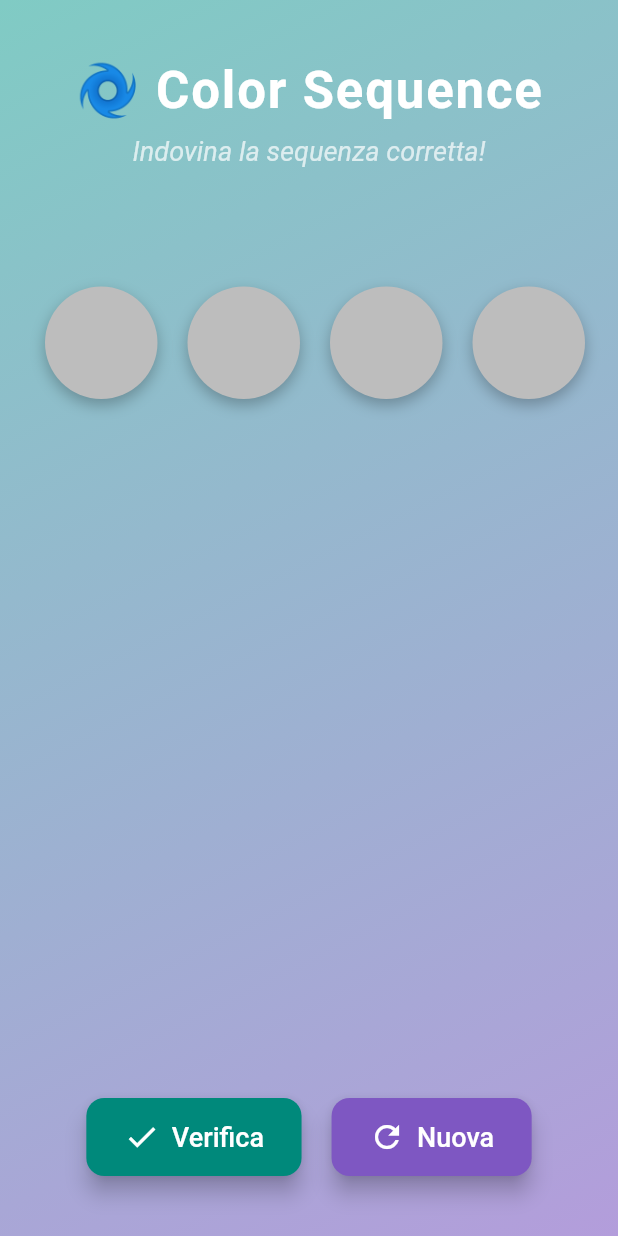
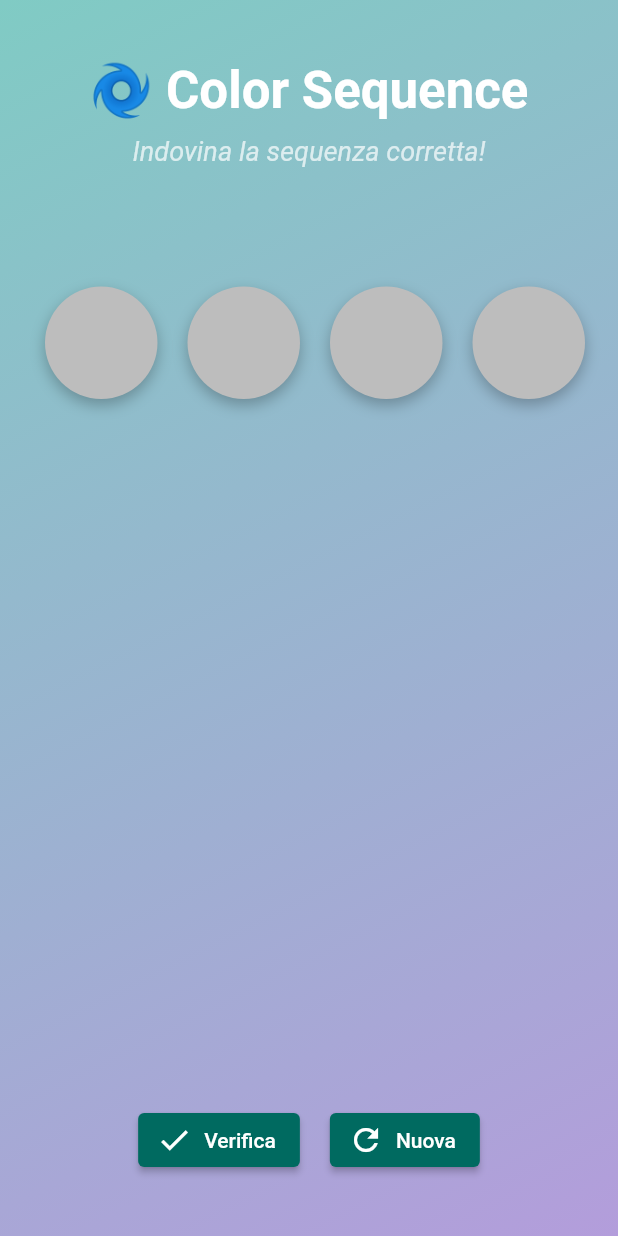
Before and after one commit to roobertbaciu/RepositoryTIPSIT, a Flutter app: the screen it shows after launch, on a phone screen of 412 x 824 dp. Run offline on Flutter 3.47's test engine with Material 2 defaults, Android fonts, the light colour scheme and no system bars; Roboto replaces fonts that are missing (Arial).

Commit message:
Update main.dart

```diff
--- a/mastermind/lib/main.dart
+++ b/mastermind/lib/main.dart
@@ -1,8 +1,11 @@
-import 'dart:math';
+import 'dart:math'; // Usato per generare numeri casuali
 import 'package:flutter/material.dart';
 
+/// Punto di ingresso dell'applicazione
 void main() => runApp(const ColorSequenceApp());
 
+/// Widget principale dell'app
+/// Imposta tema, titolo e schermata iniziale
 class ColorSequenceApp extends StatelessWidget {
   const ColorSequenceApp({super.key});
 
@@ -20,6 +23,8 @@ class ColorSequenceApp extends StatelessWidget {
   }
 }
 
+/// Schermata principale del gioco
+/// Contiene tutta la logica e l'interfaccia
 class ColorSequenceScreen extends StatefulWidget {
   const ColorSequenceScreen({super.key});
 
@@ -27,9 +32,13 @@ class ColorSequenceScreen extends StatefulWidget {
   State<ColorSequenceScreen> createState() => _ColorSequenceScreenState();
 }
 
+/// Stato della schermata di gioco
 class _ColorSequenceScreenState extends State<ColorSequenceScreen> {
+
+  /// Valore speciale che indica nessun colore selezionato
   static const int _greyIndex = -1;
 
+  /// Lista dei colori disponibili nel gioco
   final List<Color> _colors = [
     Colors.pinkAccent,
     Colors.teal,
@@ -38,6 +47,7 @@ class _ColorSequenceScreenState extends State<ColorSequenceScreen> {
     Colors.deepPurpleAccent,
   ];
 
+  /// Etichette testuali dei colori (non usate nell'UI)
   final List<String> _colorLabels = [
     'Rosa',
     'Verde Acqua',
@@ -46,25 +56,37 @@ class _ColorSequenceScreenState extends State<ColorSequenceScreen> {
     'Viola',
   ];
 
+  /// Sequenza corretta da indovinare
   late List<int> _targetSequence;
+
+  /// Sequenza scelta dall'utente
   List<int> _userSequence = List.filled(4, _greyIndex);
+
+  /// Indica se ogni posizione è stata verificata
   List<bool> _checked = List.filled(4, false);
 
+  /// Indica se il pulsante "Verifica" è attivo
   bool _canVerify = true;
+
+  /// Indica se il giocatore ha vinto
   bool _won = false;
 
   @override
   void initState() {
     super.initState();
-    _generateNewSequence();
+    _generateNewSequence(); // Genera la prima sequenza all'avvio
   }
 
-  /// Genera una nuova sequenza casuale da indovinare
+  /// Genera una nuova sequenza casuale di colori
+  /// Resetta anche lo stato del gioco
   void _generateNewSequence() {
     final rnd = Random();
 
     setState(() {
-      _targetSequence = List.generate(4, (_) => rnd.nextInt(_colors.length));
+      _targetSequence = List.generate(
+        4,
+        (_) => rnd.nextInt(_colors.length),
+      );
       _userSequence = List.filled(4, _greyIndex);
       _checked = List.filled(4, false);
       _canVerify = true;
@@ -72,7 +94,10 @@ class _ColorSequenceScreenState extends State<ColorSequenceScreen> {
     });
   }
 
-  /// Cambia il colore selezionato dall’utente in un determinato punto
+  /// Cambia il colore selezionato dall’utente
+  /// Cicla tra i colori disponibili
+  ///
+  /// [index] indica la posizione da modificare
   void _changeUserColor(int index) {
     setState(() {
       if (_userSequence[index] == _greyIndex) {
@@ -82,13 +107,15 @@ class _ColorSequenceScreenState extends State<ColorSequenceScreen> {
             (_userSequence[index] + 1) % _colors.length;
       }
 
+      // Reset dei controlli dopo ogni modifica
       _checked = List.filled(4, false);
       _canVerify = true;
       _won = false;
     });
   }
 
-  /// Verifica se la sequenza utente è corretta
+  /// Verifica se la sequenza inserita dall'utente è corretta
+  /// Mostra icone di conferma o errore
   void _verifySequence() {
     setState(() {
       _checked = List.filled(4, true);
@@ -108,6 +135,7 @@ class _ColorSequenceScreenState extends State<ColorSequenceScreen> {
   Widget build(BuildContext context) {
     return Scaffold(
       body: Container(
+        // Sfondo con gradiente
         decoration: BoxDecoration(
           gradient: LinearGradient(
             colors: [Colors.teal.shade200, Colors.deepPurple.shade200],
@@ -121,6 +149,7 @@ class _ColorSequenceScreenState extends State<ColorSequenceScreen> {
             child: Column(
               crossAxisAlignment: CrossAxisAlignment.center,
               children: [
+
                 // Titolo principale
                 const Text(
                   '🌀 Color Sequence',
@@ -128,10 +157,12 @@ class _ColorSequenceScreenState extends State<ColorSequenceScreen> {
                     fontSize: 34,
                     fontWeight: FontWeight.bold,
                     color: Colors.white,
-                    letterSpacing: 1.2,
                   ),
                 ),
+
                 const SizedBox(height: 10),
+
+                // Sottotitolo
                 const Text(
                   'Indovina la sequenza corretta!',
                   style: TextStyle(
@@ -143,14 +174,18 @@ class _ColorSequenceScreenState extends State<ColorSequenceScreen> {
 
                 const SizedBox(height: 80),
 
-                // Pulsanti dei colori
+                // Pulsanti circolari dei colori
                 Row(
                   mainAxisAlignment: MainAxisAlignment.center,
                   children: List.generate(4, (index) {
-                    final currentColor = _userSequence[index] == _greyIndex
-                        ? Colors.grey.shade400
-                        : _colors[_userSequence[index]];
 
+                    // Colore attuale del cerchio
+                    final currentColor =
+                        _userSequence[index] == _greyIndex
+                            ? Colors.grey.shade400
+                            : _colors[_userSequence[index]];
+
+                    // Icona di conferma o errore
                     final Widget icon = _checked[index]
                         ? Icon(
                             _userSequence[index] == _targetSequence[index]
@@ -207,61 +242,26 @@ class _ColorSequenceScreenState extends State<ColorSequenceScreen> {
                       fontSize: 30,
                       fontWeight: FontWeight.bold,
                       color: Colors.white,
-                      shadows: [
-                        Shadow(
-                          color: Colors.black45,
-                          blurRadius: 6,
-                          offset: Offset(2, 2),
-                        ),
-                      ],
                     ),
                   ),
                 ),
 
                 const Spacer(),
 
-                // Pulsanti di controllo (verifica / nuova sequenza)
+                // Pulsanti di controllo
                 Row(
                   mainAxisAlignment: MainAxisAlignment.center,
                   children: [
                     ElevatedButton.icon(
                       onPressed: _canVerify ? _verifySequence : null,
-                      icon: const Icon(Icons.check, color: Colors.white),
-                      label: const Text(
-                        'Verifica',
-                        style: TextStyle(fontSize: 18),
-                      ),
-                      style: ElevatedButton.styleFrom(
-                        backgroundColor: Colors.teal.shade600,
-                        padding: const EdgeInsets.symmetric(
-                          horizontal: 25,
-                          vertical: 14,
-                        ),
-                        shape: RoundedRectangleBorder(
-                          borderRadius: BorderRadius.circular(12),
-                        ),
-                        elevation: 6,
-                      ),
+                      icon: const Icon(Icons.check),
+                      label: const Text('Verifica'),
                     ),
                     const SizedBox(width: 20),
                     ElevatedButton.icon(
                       onPressed: _generateNewSequence,
-                      icon: const Icon(Icons.refresh, color: Colors.white),
-                      label: const Text(
-                        'Nuova',
-                        style: TextStyle(fontSize: 18),
-                      ),
-                      style: ElevatedButton.styleFrom(
-                        backgroundColor: Colors.deepPurple.shade400,
-                        padding: const EdgeInsets.symmetric(
-                          horizontal: 25,
-                          vertical: 14,
-                        ),
-                        shape: RoundedRectangleBorder(
-                          borderRadius: BorderRadius.circular(12),
-                        ),
-                        elevation: 6,
-                      ),
+                      icon: const Icon(Icons.refresh),
+                      label: const Text('Nuova'),
                     ),
                   ],
                 ),
```
